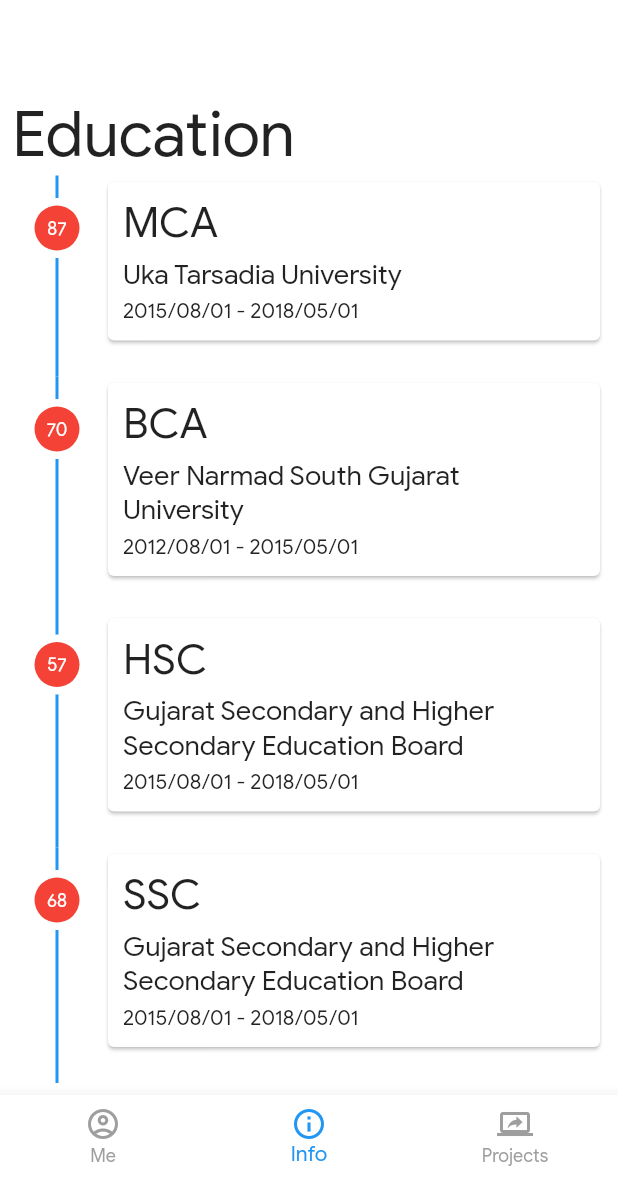
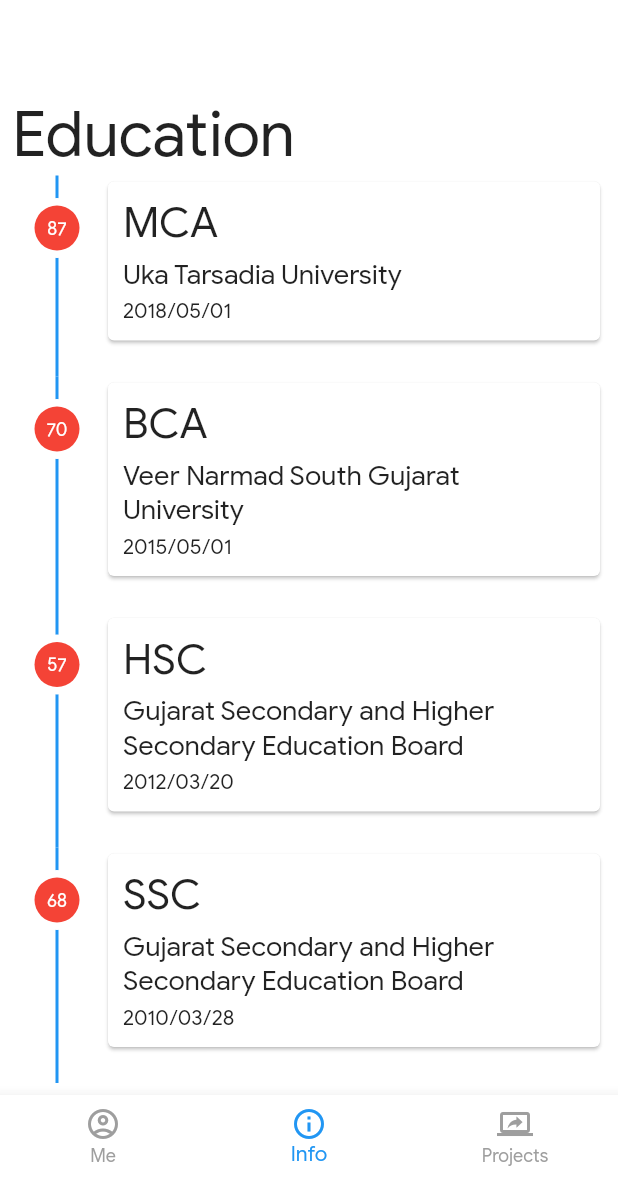
Before and after one commit to hardikgpatel/hardikpatel_portfolio, a Flutter app: the screen it shows after launch, item 2 of the bottom bar chosen, scrolled down 404 dp, on a phone screen of 412 x 824 dp, the part 57-1236 px from its top. Run offline on Flutter 3.47's test engine with Material 2 defaults, Android fonts, the phone set to English and light mode, and no system bars; missing offline and left inert: dart:html.

Commit message:
Working on information changes

```diff
--- a/lib/ screens/info_screen.dart
+++ b/lib/ screens/info_screen.dart
@@ -1,7 +1,6 @@
 import 'dart:ui';
 
 import 'package:flutter/material.dart';
-import 'package:hardikpatel/model/education_model.dart';
 import 'package:hardikpatel/model/experience_model.dart';
 import 'package:hardikpatel/widgets/responsive_widget.dart';
 import 'package:hardikpatel/widgets/theme_inherited_widget.dart';
@@ -39,22 +38,22 @@
     ExperienceModel(
       companyName: 'BCA',
       description: 'Veer Narmad South Gujarat University',
-      startDate: DateTime(2012, 08, 1),
+      startDate: DateTime(2012, 07, 15),
       endDate: DateTime(2015, 05, 1),
       marks: '70',
     ),
     ExperienceModel(
       companyName: 'HSC',
       description: 'Gujarat Secondary and Higher Secondary Education Board',
-      startDate: DateTime(2015, 08, 1),
-      endDate: DateTime(2018, 05, 1),
+      startDate: DateTime(2010, 08, 1),
+      endDate: DateTime(2012, 03, 20),
       marks: '57',
     ),
     ExperienceModel(
       companyName: 'SSC',
       description: 'Gujarat Secondary and Higher Secondary Education Board',
       startDate: DateTime(2015, 08, 1),
-      endDate: DateTime(2018, 05, 1),
+      endDate: DateTime(2010, 03, 28),
       marks: '68',
     ),
   ];
@@ -144,6 +143,7 @@
                   ),
                   SizedBox(height: 5,),
                   Text(
+                    experienceModel.marks!=null ? '${DateFormat('yyyy/MM/dd').format(experienceModel.endDate)}' :
                     '${DateFormat('yyyy/MM/dd').format(experienceModel.startDate)} - ${experienceModel.endDate != null ? DateFormat('yyyy/MM/dd').format(experienceModel.endDate) : 'Present'}',
                   ),
                 ],
```
Also changed, not shown: lib/widgets/project_widget.dart (+12 -6 lines).
